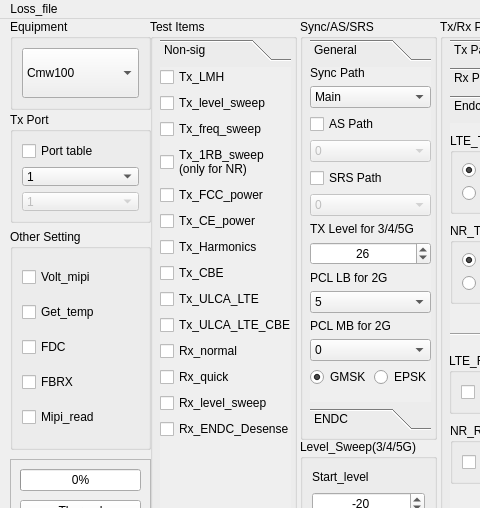
Above: ui/mega_v2_13.ui from d1658999/pyside_learning_2024 before the change; both pictures show x 0 to 480 and y 0 to 508 of the 1491 by 790 pixel window. Below: the same form after it.
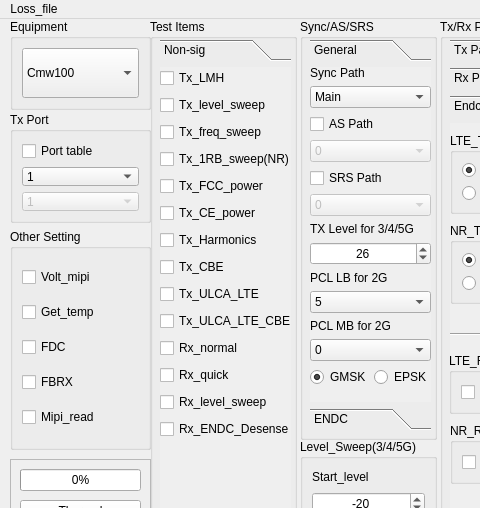
That is the form after the change. Icons and pictures are not drawn.

```diff
--- a/ui/mega_v2_13.ui
+++ b/ui/mega_v2_13.ui
@@ -3515,7 +3515,7 @@
         <rect>
          <x>0</x>
          <y>0</y>
-         <width>131</width>
+         <width>167</width>
          <height>381</height>
         </rect>
        </property>
@@ -3544,8 +3544,7 @@
         <item>
          <widget class="QCheckBox" name="tx_1rb_sweep_ns">
           <property name="text">
-           <string>Tx_1RB_sweep
-(only for NR)</string>
+           <string>Tx_1RB_sweep(NR)</string>
           </property>
          </widget>
         </item>
```
